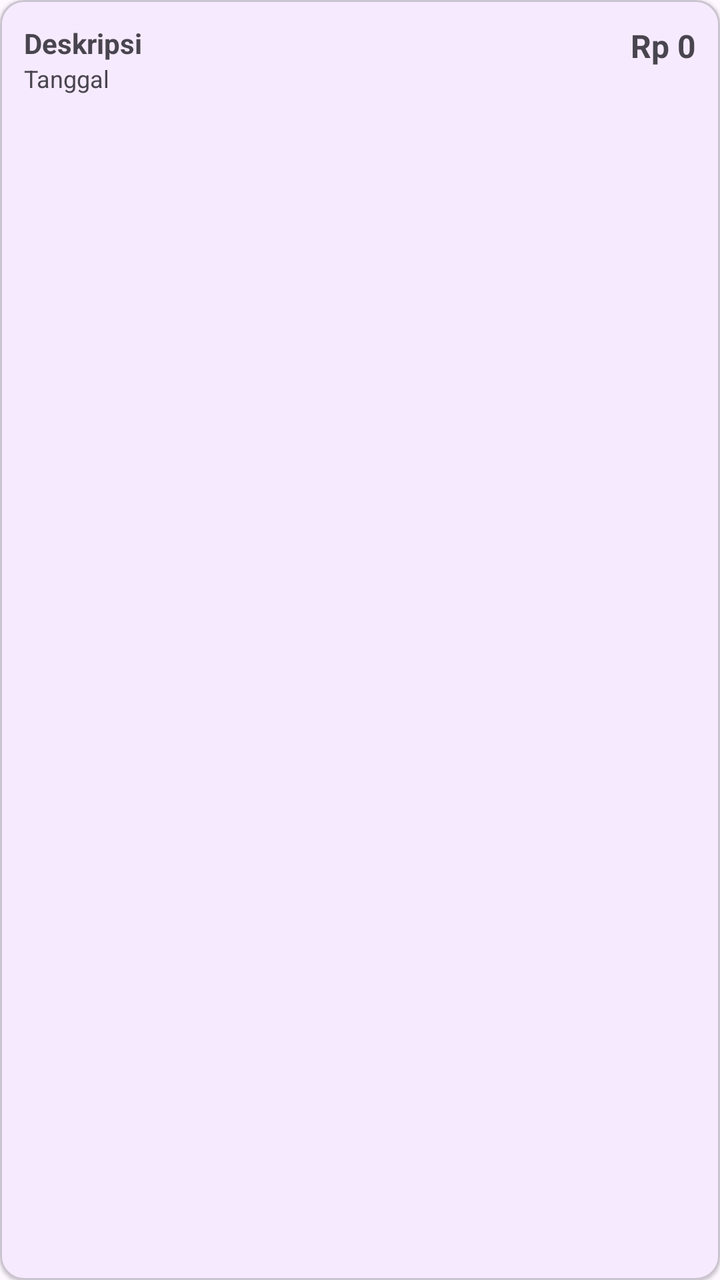
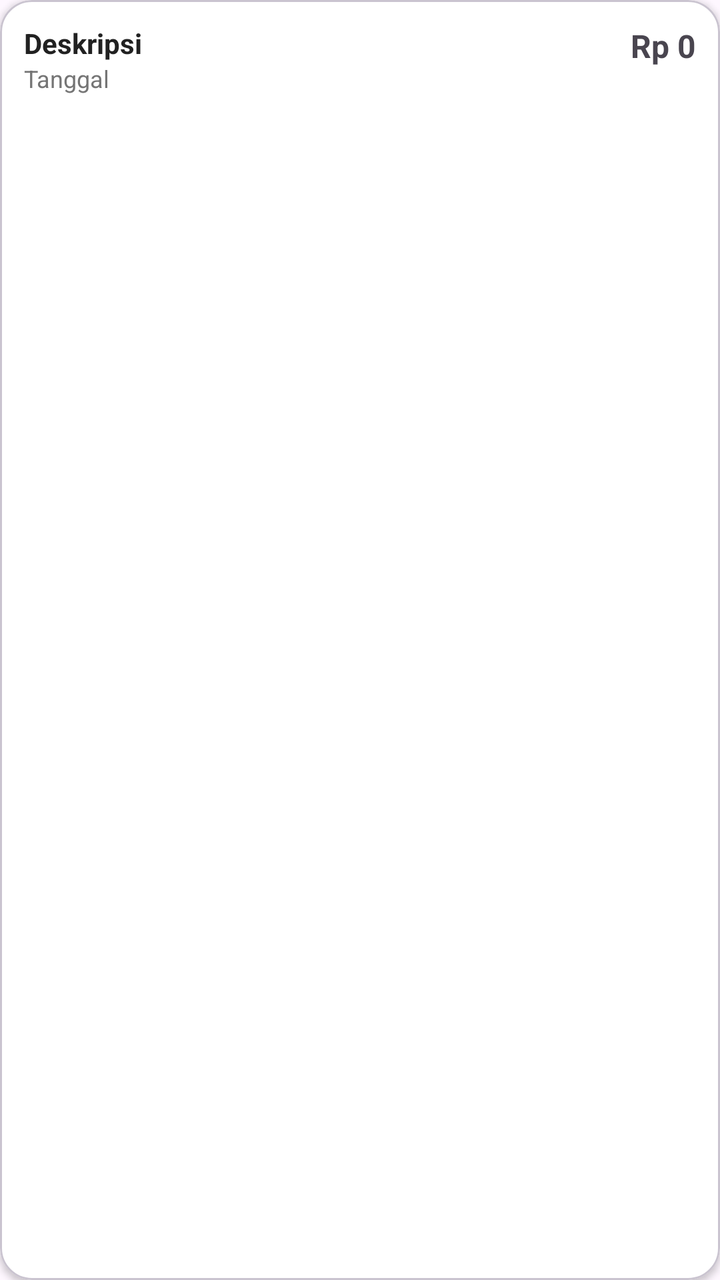

Screens rendered from an Android XML layout before and after an edit, with the pre-edit source and the edit as a unified diff.
<!-- AndroidManifest.xml: application theme Theme.WarungKu -->
<!-- res/layout/item_history.xml -->
<?xml version="1.0" encoding="utf-8"?>
<com.google.android.material.card.MaterialCardView xmlns:android="http://schemas.android.com/apk/res/android"
    xmlns:app="http://schemas.android.com/apk/res-auto"
    android:layout_width="match_parent"
    android:layout_height="wrap_content"
    android:layout_marginBottom="8dp"
    app:cardElevation="1dp"
    app:cardCornerRadius="12dp">

    <LinearLayout
        android:layout_width="match_parent"
        android:layout_height="wrap_content"
        android:orientation="horizontal"
        android:padding="12dp">

        <LinearLayout
            android:layout_width="0dp"
            android:layout_height="wrap_content"
            android:layout_weight="1"
            android:orientation="vertical">
            <TextView
                android:id="@+id/tvDescription"
                android:layout_width="wrap_content"
                android:layout_height="wrap_content"
                android:textSize="14sp"
                android:textStyle="bold"
                android:text="Deskripsi"/>
            <TextView
                android:id="@+id/tvDate"
                android:layout_width="wrap_content"
                android:layout_height="wrap_content"
                android:textSize="12sp"
                android:text="Tanggal"/>
        </LinearLayout>

        <TextView
            android:id="@+id/tvAmount"
            android:layout_width="wrap_content"
            android:layout_height="wrap_content"
            android:textSize="16sp"
            android:textStyle="bold"
            android:text="Rp 0"/>

    </LinearLayout>
</com.google.android.material.card.MaterialCardView>
<!-- resources referenced by this layout -->
<resources>
  <style name="Theme.WarungKu" parent="Theme.Material3.DayNight.NoActionBar">
          
          <item name="colorPrimary">@color/purple_500</item>
          
          <item name="colorSecondary">@color/teal_200</item>
          
          <item name="android:statusBarColor">@color/purple_700</item>
          
      </style>
  <color name="purple_500">#FF6200EE</color>
  <color name="teal_200">#FF03DAC5</color>
  <color name="purple_700">#3700B3</color>
</resources>

<!-- the commit's change to res/layout/item_history.xml (unified diff, before → after) -->
@@ -4,8 +4,9 @@
     android:layout_width="match_parent"
     android:layout_height="wrap_content"
     android:layout_marginBottom="8dp"
-    app:cardElevation="1dp"
-    app:cardCornerRadius="12dp">
+    app:cardElevation="2dp"
+    app:cardCornerRadius="16dp"
+    app:cardBackgroundColor="@color/background">
 
     <LinearLayout
         android:layout_width="match_parent"
@@ -24,12 +25,14 @@
                 android:layout_height="wrap_content"
                 android:textSize="14sp"
                 android:textStyle="bold"
+                android:textColor="@color/text_primary"
                 android:text="Deskripsi"/>
             <TextView
                 android:id="@+id/tvDate"
                 android:layout_width="wrap_content"
                 android:layout_height="wrap_content"
                 android:textSize="12sp"
+                android:textColor="@color/text_secondary"
                 android:text="Tanggal"/>
         </LinearLayout>
 
<!-- resource entries referenced after the edit -->
@@ -1,16 +1,19 @@
 <!-- resources referenced by this layout -->
 <resources>
+  <color name="background">#FFFFFF</color>
+  <color name="text_primary">#212121</color>
+  <color name="text_secondary">#757575</color>
   <style name="Theme.WarungKu" parent="Theme.Material3.DayNight.NoActionBar">
           
-          <item name="colorPrimary">@color/purple_500</item>
+          <item name="colorPrimary">@color/primary</item>
           
-          <item name="colorSecondary">@color/teal_200</item>
+          <item name="colorSecondary">@color/accent</item>
           
-          <item name="android:statusBarColor">@color/purple_700</item>
+          <item name="android:statusBarColor">@color/primary_dark</item>
           
       </style>
-  <color name="purple_500">#FF6200EE</color>
-  <color name="teal_200">#FF03DAC5</color>
-  <color name="purple_700">#3700B3</color>
+  <color name="primary">#2E7D32</color>
+  <color name="accent">#64B5F6</color>
+  <color name="primary_dark">#1B5E20</color>
 </resources>
 
